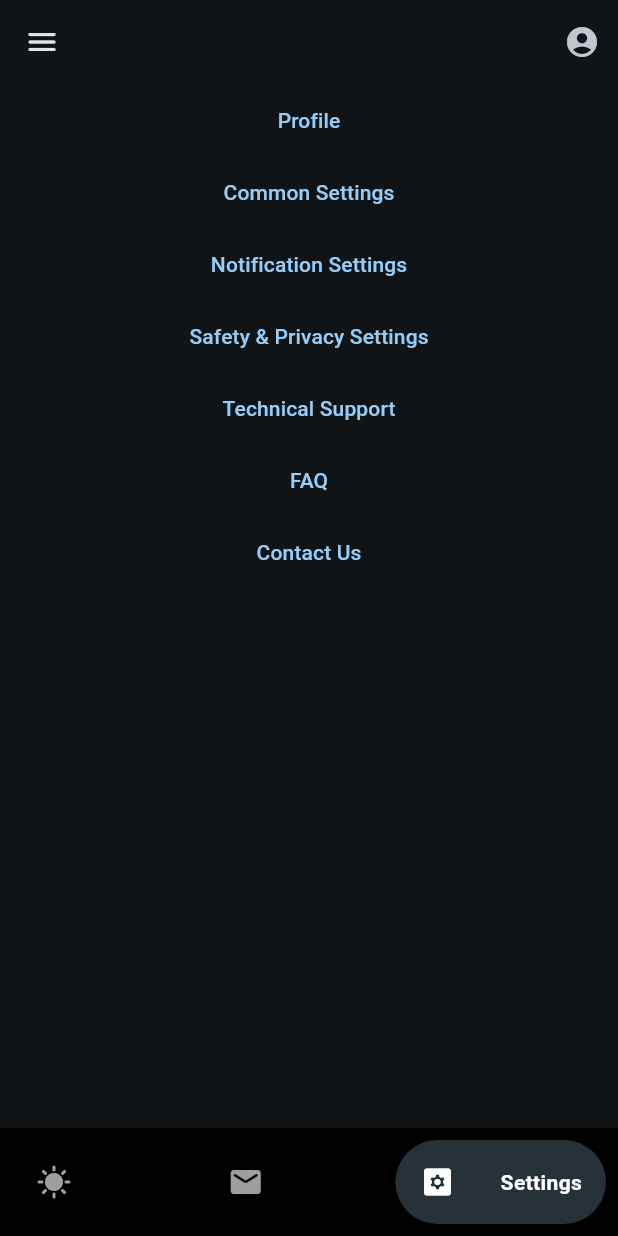
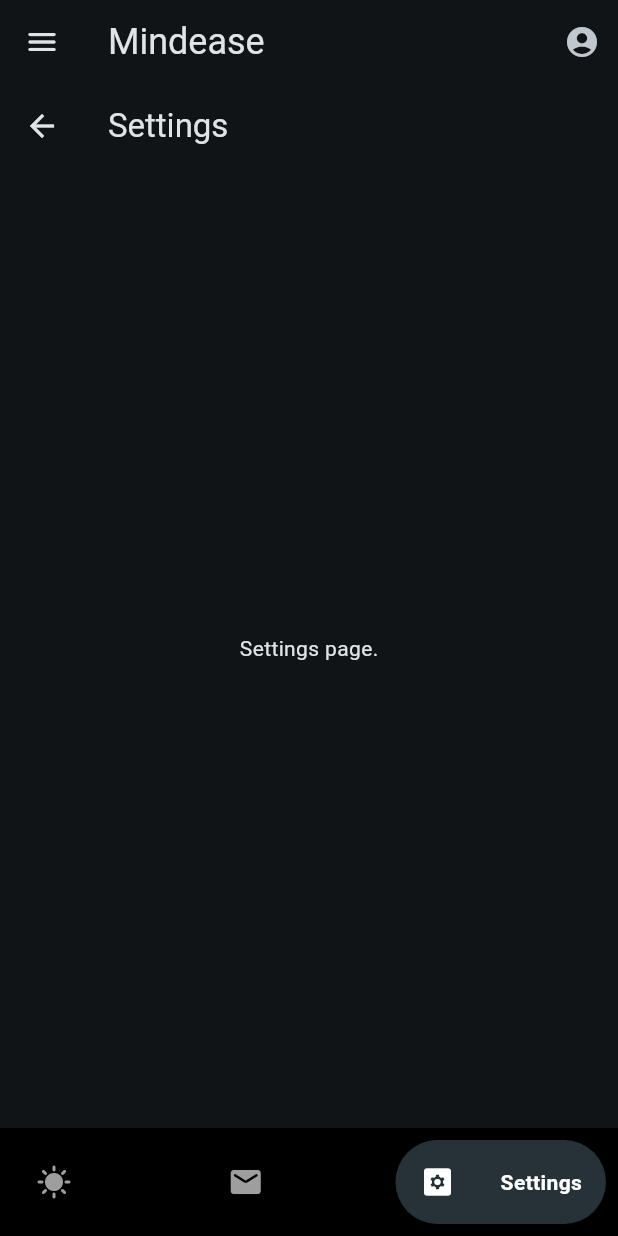
Before and after one commit to 51FanZzz/Mindease, a Flutter app: the MainSelection screen opened directly, item 3 of the bottom bar chosen, on a phone screen of 412 x 824 dp. Run offline on Flutter 3.47's test engine with Material 3 defaults, Android fonts, the phone set to English and light mode, and no system bars; drawn by our look-alikes of google_nav_bar.

Commit message:
Add files via upload

```diff
--- a/lib/MainSelection.dart
+++ b/lib/MainSelection.dart
@@ -1,11 +1,10 @@
 import 'package:flutter/material.dart';
 import 'package:google_nav_bar/google_nav_bar.dart';
 import 'package:ocd_app/DailyRoutinePage.dart';
-import 'ButtonStyles.dart';
+import 'package:ocd_app/MainSocial.dart';
 import 'package:ocd_app/DailyTrackerPage.dart';
 import 'package:ocd_app/main.dart';
 import 'package:ocd_app/Profile.dart';
-import 'package:ocd_app/social_selection.dart';
 import 'Settings.dart';
 
 
@@ -30,7 +29,7 @@
 
   final List<Widget> _pageContents = [
     DailyTrackerPage(), // index = 0 for daily main page
-    social_selection(), // index = 1 for social main page
+    MainSocial(), // index = 1 for social main page
     Settings(),
   ];
   @override
@@ -56,29 +55,17 @@
            _scaffoldKey.currentState?.openDrawer();
           },
         ),
-        title: SizedBox(
-          height: 48,
-          child: Column( // horizontal scrolllable bar setup
+        title: Column(
           crossAxisAlignment: CrossAxisAlignment.start,
           children: [
-            // Text(
-            //   'Mindease',
-            //   style:TextStyle(fontSize: 24),
-            //   ),
-
+            Text(
+              'Mindease',
+              style:TextStyle(fontSize: 24),
+              ),
               if(_selectedIndex == 0)
-              TabBar(
-                controller: _tabController,
-                isScrollable: true,
-                tabs: [Tab(text: 'Tracker'),
-                   Tab(text: 'Routine Support'),
-                   Tab(text: 'Progress Monitor'),
-                   Tab(text: 'Entertainment and Relaxation'),
-                       ],
-                    )
-                ]
+                SizedBox(height: 8,),     // Add spacing between the title and TabBar
+                ],
           ),
-        ),
         actions: [ // top title content setup
           IconButton(
             onPressed: (){
@@ -92,10 +79,20 @@
             icon: Icon(Icons.account_circle),
             ),
         ],
+        bottom: _selectedIndex == 0
+          ? TabBar(
+                controller: _tabController,
+                isScrollable: true,
+                tabs: [Tab(text: 'Tracker'),
+                      Tab(text: 'Routine Support'),
+                      Tab(text: 'Progress Monitor'),
+                      Tab(text: 'Entertainment and Relaxation'),
+                       ],
+                    )  :null,
       ),
-          body: _selectedIndex ==0
-          ? TabBarView(
-            controller: _tabController,
+      body: _selectedIndex == 0
+        ? TabBarView(
+          controller: _tabController,
             children: [
               DailyTrackerPage(),
               Center(child: Text('Routine Support Page')),
@@ -213,184 +210,122 @@
 
 
 
-
-
-    // Define your page contents for each index
-
-class Social_main extends StatelessWidget{
-  @override
-  Widget build(BuildContext context){
-    return  Center(
-      child:Column(
-        mainAxisAlignment: MainAxisAlignment.start,
-        children: [
-          SizedBox(
-            height:50,
-            child: ListView(
-              scrollDirection: Axis.horizontal,
-              children: [
-                ElevatedButton(
-                  onPressed: (){
-                    MaterialPageRoute(builder: (context)=> social_selection(),
-                   );
-                  },
-                  style: customButtonStyle(),
-                  child: Text('My Buddy'),
-                  ),
-                  SizedBox(width: normalSizedGap,),
-                  ElevatedButton(
-                  onPressed: (){
-                    // Add Actions
-                  },
-                  style: customButtonStyle(),
-                  child: Text('Info'),
-                  ),
-                  SizedBox(width: normalSizedGap,),
-                  ElevatedButton(
-                  onPressed: (){
-                    // Add Action
-                  },
-                  style: customButtonStyle(),
-                  child: Text('Community'),
-                  ),
-                  SizedBox(width: normalSizedGap,),
-                  ElevatedButton(
-                  onPressed: (){
-                    //Add Action
-                  },
-                  style: customButtonStyle(),
-                  child: Text('Mail'), // TODO: Change this main next to the profile pic
-                  ),
-               ],
-            ),
-          ),
-        ],
-       ),
-    );
-
-  }
-}
+// class Settings extends StatelessWidget {
+//   @override
+//   Widget build(BuildContext context) {
+//     return Center(
+//       child: Column(
+//         children:<Widget>[
+//           Builder(
+//             builder: (
+//               BuildContext context){
+//               return TextButton(
+//                 onPressed: () {
+//                   Navigator.push(
+//                     context,
+//                     MaterialPageRoute(builder:(context)=>Profile()
+//                     ),
+//                   );
+//                 },
+//                 child: Text('Profile'),
+//                 );
+//             },
+//           ),
+//           Builder(
+//             builder: (
+//               BuildContext context){
+//               return TextButton(
+//                 onPressed: () {
+//                   Navigator.push(
+//                     context,
+//                     MaterialPageRoute(builder:(context)=>Settings()
+//                     ),
+//                   );
+//                 },
+//                 child: Text('Common Settings'),
+//                 );
+//                },
+//             ),
+//             Builder(
+//             builder: (
+//               BuildContext context){
+//               return TextButton(
+//                 onPressed: () {
+//                   Navigator.push(
+//                     context,
+//                     MaterialPageRoute(builder:(context)=>NotificationSettings()
+//                     ),
+//                   );
+//                 },
+//                 child: Text('Notification Settings'),
+//                 );
+//                },
+//             ),
+//             Builder(
+//             builder: (
+//               BuildContext context){
+//               return TextButton(
+//                 onPressed: () {
+//                   Navigator.push(
+//                     context,
+//                     MaterialPageRoute(builder:(context)=>SafetyPrivacySettings()
+//                     ),
+//                   );
+//                 },
+//                 child: Text('Safety & Privacy Settings'),
+//                 );
+//                },
+//             ),
+//             Builder(
+//             builder: (
+//               BuildContext context){
+//               return TextButton(
+//                 onPressed: () {
+//                   Navigator.push(
+//                     context,
+//                     MaterialPageRoute(builder:(context)=>TechnicalSupport()
+//                     ),
+//                   );
+//                 },
+//                 child: Text('Technical Support'),
+//                 );
+//                },
+//             ),
+//             Builder(
+//             builder: (
+//               BuildContext context){
+//               return TextButton(
+//                 onPressed: () {
+//                   Navigator.push(
+//                     context,
+//                     MaterialPageRoute(builder:(context)=>FAQ()
+//                     ),
+//                   );
+//                 },
+//                 child: Text('FAQ'),
+//                 );
+//                },
+//             ),
+//             Builder(
+//             builder: (
+//               BuildContext context){
+//               return TextButton(
+//                 onPressed: () {
+//                   Navigator.push(
+//                     context,
+//                     MaterialPageRoute(builder:(context)=>ContactUs()
+//                     ),
+//                   );
+//                 },
+//                 child: Text('Contact Us'),
+//                 );
+//                },
+//             ),
 
 
 
-
-
-class Settings extends StatelessWidget {
-  @override
-  Widget build(BuildContext context) {
-    return Center(
-      child: Column(
-        children:<Widget>[
-          Builder(
-            builder: (
-              BuildContext context){
-              return TextButton(
-                onPressed: () {
-                  Navigator.push(
-                    context,
-                    MaterialPageRoute(builder:(context)=>Profile()
-                    ),
-                  );
-                },
-                child: Text('Profile'),
-                );
-            },
-          ),
-          Builder(
-            builder: (
-              BuildContext context){
-              return TextButton(
-                onPressed: () {
-                  Navigator.push(
-                    context,
-                    MaterialPageRoute(builder:(context)=>Settings()
-                    ),
-                  );
-                },
-                child: Text('Common Settings'),
-                );
-               },
-            ),
-            Builder(
-            builder: (
-              BuildContext context){
-              return TextButton(
-                onPressed: () {
-                  Navigator.push(
-                    context,
-                    MaterialPageRoute(builder:(context)=>NotificationSettings()
-                    ),
-                  );
-                },
-                child: Text('Notification Settings'),
-                );
-               },
-            ),
-            Builder(
-            builder: (
-              BuildContext context){
-              return TextButton(
-                onPressed: () {
-                  Navigator.push(
-                    context,
-                    MaterialPageRoute(builder:(context)=>SafetyPrivacySettings()
-                    ),
-                  );
-                },
-                child: Text('Safety & Privacy Settings'),
-                );
-               },
-            ),
-            Builder(
-            builder: (
-              BuildContext context){
-              return TextButton(
-                onPressed: () {
-                  Navigator.push(
-                    context,
-                    MaterialPageRoute(builder:(context)=>TechnicalSupport()
-                    ),
-                  );
-                },
-                child: Text('Technical Support'),
-                );
-               },
-            ),
-            Builder(
-            builder: (
-              BuildContext context){
-              return TextButton(
-                onPressed: () {
-                  Navigator.push(
-                    context,
-                    MaterialPageRoute(builder:(context)=>FAQ()
-                    ),
-                  );
-                },
-                child: Text('FAQ'),
-                );
-               },
-            ),
-            Builder(
-            builder: (
-              BuildContext context){
-              return TextButton(
-                onPressed: () {
-                  Navigator.push(
-                    context,
-                    MaterialPageRoute(builder:(context)=>ContactUs()
-                    ),
-                  );
-                },
-                child: Text('Contact Us'),
-                );
-               },
-            ),
-
-
-
-        ],
-            ),
-    );
-  }
-}
+//         ],
+//             ),
+//     );
+//   }
+// }
--- a/lib/starterPage_login.dart
+++ b/lib/starterPage_login.dart
@@ -2,9 +2,9 @@
 import 'package:flutter/cupertino.dart';
 import 'package:flutter/material.dart';
 import 'package:flutter/rendering.dart';
+import 'package:ocd_app/MainSelection.dart';
 
 import 'package:ocd_app/main.dart';
-import 'package:ocd_app/starter_page__selection.dart';
 
 const double profileImgRadius = 50;
 
@@ -54,7 +54,7 @@
                     onPressed: () {
                       Navigator.push(
                         context,
-                        MaterialPageRoute(builder: (context) => const StarterPage_Selection()),
+                        MaterialPageRoute(builder: (context) => MainSelection()),
                       );
                     },
                     child: Text('LOGIN', style: buttonStyle),
```
Also changed, not shown: lib/MainSocial.dart (added, +67 -0 lines), lib/DailyTrackerPage.dart (line endings or trailing spaces).
